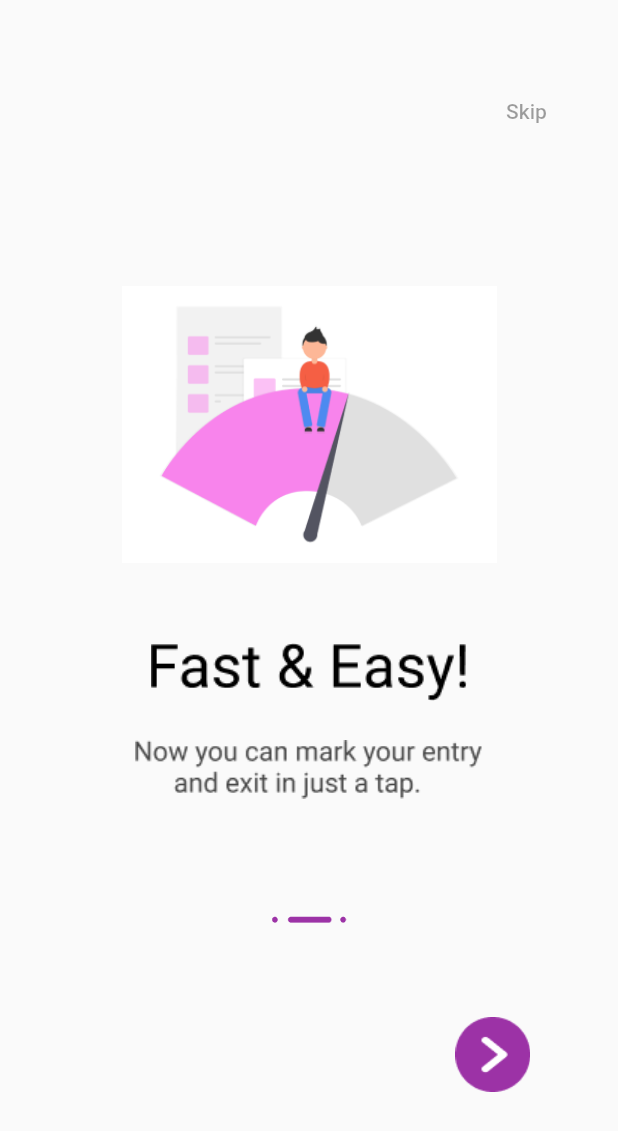
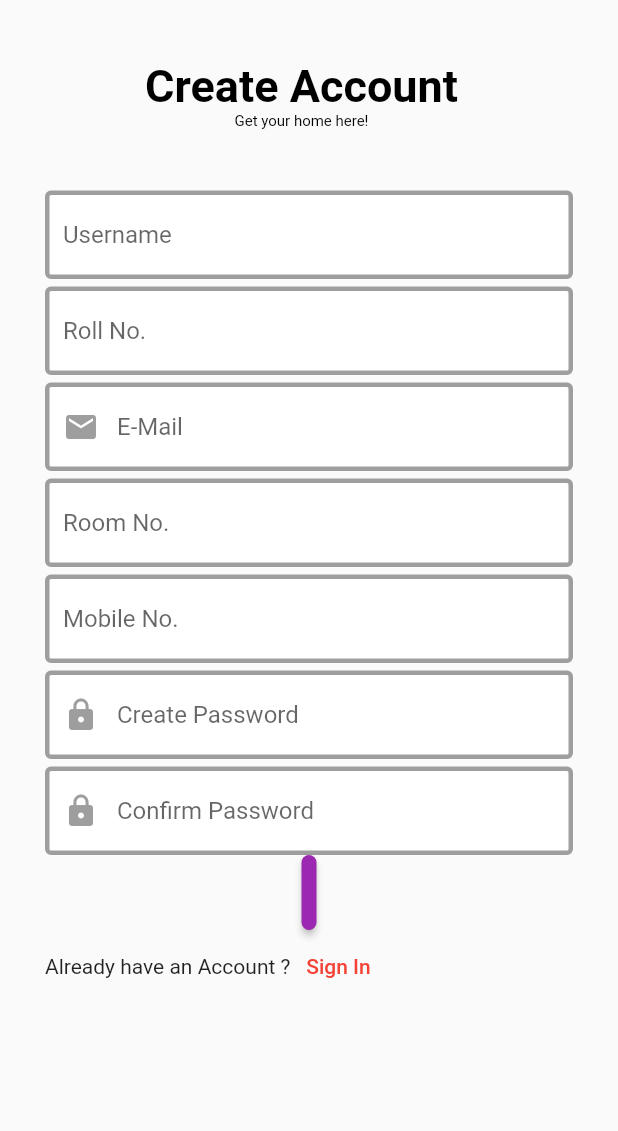
Before and after one commit to hackslash-nitp/Hostelite, a Flutter app: the FastAndEasy screen opened by its route, after a tap on "Skip", on a phone screen of 412 x 824 dp. Shown: the top 1131 px of the screen. Run offline on Flutter 3.47's test engine with Material 2 defaults, Android fonts, the phone set to English and light mode, and no system bars.

Commit message:
Created the Login and Register Page

```diff
--- a/lib/createAccountStudent.dart
+++ b/lib/createAccountStudent.dart
@@ -0,0 +1,180 @@
+
+import 'package:flutter/material.dart';
+import 'package:hostelite/loginStudent.dart';
+import 'package:hostelite/shared_files/decoration.dart';
+
+
+class CreateAccountStudent extends StatefulWidget {
+  const CreateAccountStudent({Key key}) : super(key: key);
+
+  @override
+  _CreateAccountStudentState createState() => _CreateAccountStudentState();
+}
+
+Dialog leadDialog = Dialog(
+  child: Container(
+    height: 300,
+    width: 360,
+    child: Column(
+      children: <Widget>[
+        Center(
+          child: Image(
+            image: AssetImage('assets/create_account_page/Vector.png'),
+            height: 250,
+            width: 250,
+          ),
+        ),
+        Text('Registered',
+        style: TextStyle(
+          fontSize: 30,
+          fontWeight: FontWeight.bold,
+        ),
+        ),
+        Text('Successfully',
+        style: TextStyle(
+          fontWeight: FontWeight.bold,
+          fontSize: 30,
+        ),
+        ),
+        Container(
+          width: 150.0,
+          height: 40.0,
+          child: MaterialButton(
+            child: Text('Done',style: TextStyle(color: Colors.white,fontSize: 17.0),),
+            color: Colors.purple,
+            minWidth: 100.0,
+
+            shape: RoundedRectangleBorder(borderRadius: BorderRadius.circular(10.0)),
+
+            onPressed: () {
+              BuildContext context;
+              Navigator.push(
+                  context,
+                  MaterialPageRoute(
+                      builder: (context){
+                        return LoginStudent();
+                      }
+                  )
+              );
+            },
+          ),
+        ),
+      ],
+    ),
+  ),
+);
+
+
+
+class _CreateAccountStudentState extends State<CreateAccountStudent> {
+  @override
+  Widget build(BuildContext context) {
+    return Scaffold(
+      body: Padding(
+        padding: const EdgeInsets.fromLTRB(30,30,30,0),
+        child: Column(
+          crossAxisAlignment: CrossAxisAlignment.center,
+          children: <Widget>[
+
+            Padding(
+              padding: const EdgeInsets.fromLTRB(0,10,10,10),
+              child: Column(
+                crossAxisAlignment: CrossAxisAlignment.center,
+                children: <Widget>[
+                  Text('Create Account',
+                  style: TextStyle(color: Colors.black, fontWeight: FontWeight.bold, fontSize: 30),
+                  ),
+                  SizedBox(height: 0),
+                  Text('Get your home here!',
+                    style: TextStyle(color: Colors.black, fontSize: 10),
+                  ),
+                ],
+              ),
+            ),
+            SizedBox(height: 30),
+            TextFormField(
+              decoration: textInputDecoration.copyWith(hintText: 'Username'),
+
+            ),
+            SizedBox(height: 5),
+            TextFormField(
+              decoration: textInputDecoration.copyWith(hintText: 'Roll No.'),
+            ),
+
+            SizedBox(height: 5),
+            TextFormField(
+              decoration: textInputDecoration.copyWith(hintText: 'E-Mail',prefixIcon: const Icon(Icons.email, color: Colors.grey)),
+            ),
+
+            SizedBox(height: 5),
+            TextFormField(
+
+              decoration: textInputDecoration.copyWith(hintText: 'Room No.'),
+            ),
+
+            SizedBox(height: 5),
+            TextFormField(
+              decoration: textInputDecoration.copyWith(hintText: 'Mobile No.'),
+            ),
+
+            SizedBox(height: 5),
+            TextFormField(
+              decoration: textInputDecoration.copyWith(hintText: 'Create Password',prefixIcon: const Icon(Icons.lock, color: Colors.grey)),
+            ),
+
+            SizedBox(height: 5),
+            TextFormField(
+              decoration: textInputDecoration.copyWith(hintText: 'Confirm Password',prefixIcon: const Icon(Icons.lock, color: Colors.grey)),
+            ),
+            Container(
+              height: 50,
+              width: 10,
+              child: MaterialButton(
+                child: Text('Register',
+                textAlign: TextAlign.center,
+                style: TextStyle(color: Colors.white, fontSize: 17),
+                ),
+                color: Colors.purple,
+                shape: RoundedRectangleBorder(borderRadius: BorderRadius.circular(5.0)),
+                onPressed: () {
+                  showDialog(
+                    context: context,
+                    // ignore: non_constant_identifier_names
+                    builder: (BuildContext) => leadDialog);
+                },
+
+              ),
+            ),
+            Row(
+              children: <Widget>[
+                Text('Already have an Account ?',
+                textAlign: TextAlign.center,
+                style: TextStyle(color: Colors.black87),
+                ),
+                TextButton(child:
+                  Text('Sign In',
+                  textAlign: TextAlign.center,
+                  style: TextStyle(color: Colors.red),
+                  ),
+                  onPressed: () {
+                    Navigator.push(
+                        context,
+                        MaterialPageRoute(
+                        builder: (context) {
+                      return LoginStudent();
+                    }),
+                    );
+                  },
+                )
+              ],
+            )
+
+
+
+
+          ],
+        ),
+      ),
+    );
+  }
+}
--- a/lib/main.dart
+++ b/lib/main.dart
@@ -1,8 +1,11 @@
 import 'package:flutter/material.dart';
+import 'package:hostelite/createAccountStudent.dart';
+import 'package:hostelite/loginStudent.dart';
 import 'package:hostelite/starting_pages/fast_and_easy.dart';
 import 'package:hostelite/starting_pages/home.dart';
 import 'package:hostelite/starting_pages/keep_track.dart';
 import 'package:hostelite/starting_pages/solve_your_issues.dart';
+
 
 
 void main() => runApp(MaterialApp(
@@ -13,5 +16,7 @@ void main() => runApp(MaterialApp(
     '/solveyourissues': (context) => SolveYourIssues(),
     '/fastandeasy': (context) => FastAndEasy(),
     '/keeptrack': (context) => KeepTrack(),
+    '/createaccountstudent': (context) => CreateAccountStudent(),
+    '/loginstudent' : (context) => LoginStudent(),
   },
 ));
--- /dev/null
+++ b/lib/shared_files/decoration.dart
@@ -0,0 +1,19 @@
+import 'package:flutter/material.dart';
+
+const textInputDecoration = InputDecoration(
+    fillColor: Colors.white,
+    filled: true,
+    enabledBorder: OutlineInputBorder(
+        borderSide: BorderSide(
+            color: Colors.grey,
+            width: 3.0
+        )
+    ),
+
+    focusedBorder: OutlineInputBorder(
+        borderSide: BorderSide(
+            color: Colors.cyan,
+            width: 3.0
+        )
+    ),
+);
--- a/lib/starting_pages/fast_and_easy.dart
+++ b/lib/starting_pages/fast_and_easy.dart
@@ -1,4 +1,5 @@
 import 'package:flutter/material.dart';
+import 'package:hostelite/createAccountStudent.dart';
 import 'package:hostelite/starting_pages/keep_track.dart';
 
 class FastAndEasy extends StatefulWidget {
@@ -18,25 +19,33 @@ class _FastAndEasyState extends State<FastAndEasy> {
           Padding(
             padding: const EdgeInsets.only(top:50.0,left:290.0),
             child: FlatButton(
-                autofocus: true,
-                splashColor: Colors.deepPurpleAccent,
-                onPressed: () {},
-                child: FlatButton(
-                  child: Text('Skip',
-                    textAlign: TextAlign.end,
-                    softWrap: true,
-                  ),
-                )
+              child: Text('Skip',
+                textAlign: TextAlign.end,
+                style: TextStyle(color: Colors.grey),
+                softWrap: true,
+              ),
+              onPressed: () {
+                    Navigator.push(
+                      context,
+                      MaterialPageRoute(
+                        builder: (context){
+                          return CreateAccountStudent();
+                             }),
+                            );
 
 
+                       },
+
             ),
+
           ),
-          SizedBox(height: 60),
+          SizedBox(height: 50),
           Center(
             child: Image(
               image: AssetImage('assets/third_page/undraw_fast_loading_0lbh 2.png'),
               width: 250,
               height: 250,
+              fit: BoxFit.fill,
             )
           ),
           SizedBox(height: 0),
@@ -55,7 +64,7 @@ class _FastAndEasyState extends State<FastAndEasy> {
               height: 50,
             ),
           ),
-          SizedBox(height: 70),
+          SizedBox(height: 40),
           Center(
             child: Image(
               image: AssetImage('assets/third_page/Group 33656.png'),
--- a/pubspec.yaml
+++ b/pubspec.yaml
@@ -53,6 +53,10 @@ flutter:
     - assets/Your Hostel Companion.png
     - assets/Group 33653.png
     - assets/Rectangle 368.png
+    - assets/create_account_page/Arrow - Left.png
+    - assets/create_account_page/Create Account.png
+    - assets/create_account_page/Get your home here!.png
+    - assets/create_account_page/Vector.png
     - assets/h_of_hostel/Rectangle 208.png
     - assets/h_of_hostel/Rectangle 209.png
     - assets/h_of_hostel/Rectangle 210.png
```
Also changed, not shown: lib/loginStudent.dart (+166 -0 lines), lib/starting_pages/keep_track.dart (+11 -1 lines), lib/starting_pages/solve_your_issues.dart (+10 -1 lines), assets/create_account_page/Arrow - Left.png (added), assets/create_account_page/Create Account.png (added), assets/create_account_page/Get your home here!.png (added), assets/create_account_page/Vector.png (added), pubspec.lock.
